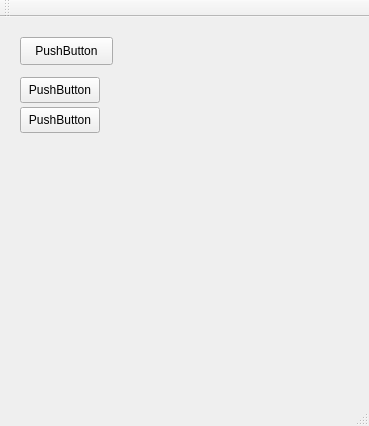
Above: mainwindow.ui from iwxyi/Qt-Notification-Manager-V2 before the change. Below: the same form after it.
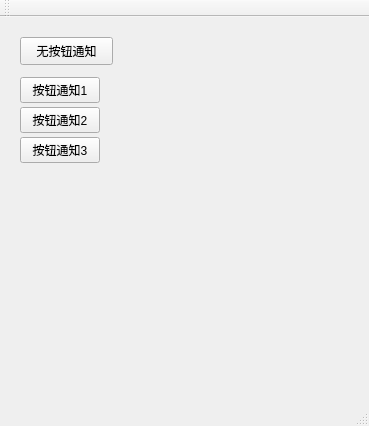
That is the form after the change.

Commit message: 优化宽度，适应调整窗口大小

Diff of the .ui file:
```diff
--- a/mainwindow.ui
+++ b/mainwindow.ui
@@ -24,7 +24,7 @@
      </rect>
     </property>
     <property name="text">
-     <string>PushButton</string>
+     <string>无按钮通知</string>
     </property>
    </widget>
    <widget class="QPushButton" name="pushButton_2">
@@ -37,7 +37,7 @@
      </rect>
     </property>
     <property name="text">
-     <string>PushButton</string>
+     <string>按钮通知1</string>
     </property>
    </widget>
    <widget class="QPushButton" name="pushButton_3">
@@ -50,7 +50,20 @@
      </rect>
     </property>
     <property name="text">
-     <string>PushButton</string>
+     <string>按钮通知2</string>
+    </property>
+   </widget>
+   <widget class="QPushButton" name="pushButton_4">
+    <property name="geometry">
+     <rect>
+      <x>20</x>
+      <y>120</y>
+      <width>80</width>
+      <height>26</height>
+     </rect>
+    </property>
+    <property name="text">
+     <string>按钮通知3</string>
     </property>
    </widget>
   </widget>
```
The commit also changes 5 other files.
